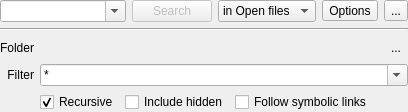
First picture: the form in kate/plugins/search/search.ui, repository KDE/kate, before the edit.
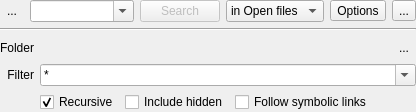
Second picture: the form after the edit. Custom widgets are drawn as their Qt base class.

Commit message:
Search plugin: Usability and UI tweaks
Esc handling for hiding the view
Ctrl-c handling for copy url of found file
Add close button to get the search combo visually aligned with the options

```diff
--- a/kate/plugins/search/search.ui
+++ b/kate/plugins/search/search.ui
@@ -6,15 +6,15 @@
    <rect>
     <x>0</x>
     <y>0</y>
-    <width>373</width>
+    <width>416</width>
     <height>110</height>
    </rect>
   </property>
-  <layout class="QGridLayout" name="gridLayout" columnstretch="1,0,0,0,0">
+  <layout class="QGridLayout" name="gridLayout" rowstretch="0,1" columnstretch="0,1,0,0,0,0">
    <property name="margin">
     <number>0</number>
    </property>
-   <item row="0" column="0">
+   <item row="0" column="1">
     <widget class="KHistoryComboBox" name="searchCombo">
      <property name="editable">
       <bool>true</bool>
@@ -24,7 +24,7 @@
      </property>
     </widget>
    </item>
-   <item row="0" column="3">
+   <item row="0" column="4">
     <widget class="QToolButton" name="optionsButton">
      <property name="text">
       <string>Options</string>
@@ -37,7 +37,7 @@
      </property>
     </widget>
    </item>
-   <item row="0" column="4">
+   <item row="0" column="5">
     <widget class="QToolButton" name="displayOptions">
      <property name="text">
       <string>...</string>
@@ -50,7 +50,7 @@
      </property>
     </widget>
    </item>
-   <item row="1" column="0" colspan="5">
+   <item row="1" column="0" colspan="6">
     <widget class="QStackedWidget" name="stackedWidget">
      <property name="currentIndex">
       <number>1</number>
@@ -232,7 +232,7 @@
      </widget>
     </widget>
    </item>
-   <item row="0" column="1">
+   <item row="0" column="2">
     <widget class="KPushButton" name="searchButton">
      <property name="enabled">
       <bool>false</bool>
@@ -242,7 +242,7 @@
      </property>
     </widget>
    </item>
-   <item row="0" column="2">
+   <item row="0" column="3">
     <widget class="QStackedWidget" name="locationAndStop">
      <property name="currentIndex">
       <number>0</number>
@@ -296,6 +296,16 @@
      </widget>
     </widget>
    </item>
+   <item row="0" column="0">
+    <widget class="QToolButton" name="hideButton">
+     <property name="text">
+      <string>...</string>
+     </property>
+     <property name="autoRaise">
+      <bool>true</bool>
+     </property>
+    </widget>
+   </item>
   </layout>
  </widget>
  <customwidgets>
```
Left out of the diff: 3 changed lines with no effect on the pictures. The commit also changes 2 other files.
